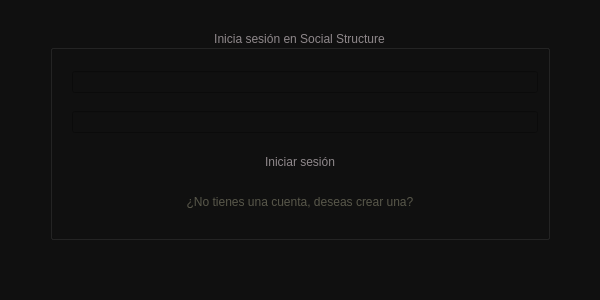
The window that Fase2/SocialStructure/login.ui (lurdesss/-EDD-Proyecto_202103763) describes before a commit, drawn with Qt 5.
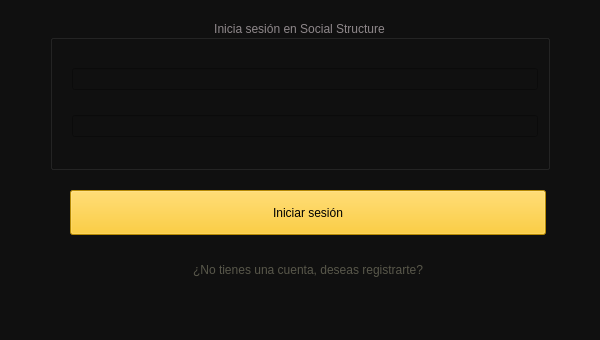
The same window after the commit. Icons and pictures are not drawn.

```diff
--- a/Fase2/SocialStructure/login.ui
+++ b/Fase2/SocialStructure/login.ui
@@ -7,7 +7,7 @@
     <x>0</x>
     <y>0</y>
     <width>600</width>
-    <height>300</height>
+    <height>340</height>
    </rect>
   </property>
   <property name="windowTitle">
@@ -21,9 +21,9 @@
     <property name="geometry">
      <rect>
       <x>50</x>
-      <y>30</y>
+      <y>20</y>
       <width>500</width>
-      <height>210</height>
+      <height>150</height>
      </rect>
     </property>
     <property name="styleSheet">
@@ -37,7 +37,7 @@
      <set>Qt::AlignmentFlag::AlignCenter</set>
     </property>
     <property name="flat">
-     <bool>false</bool>
+     <bool>true</bool>
     </property>
     <property name="checkable">
      <bool>false</bool>
@@ -78,6 +78,9 @@
          <property name="inputMask">
           <string notr="true" extracomment="user"/>
          </property>
+         <property name="alignment">
+          <set>Qt::AlignmentFlag::AlignBottom|Qt::AlignmentFlag::AlignHCenter</set>
+         </property>
         </widget>
        </item>
       </layout>
@@ -111,12 +114,24 @@
          <property name="cursorPosition">
           <number>0</number>
          </property>
+         <property name="alignment">
+          <set>Qt::AlignmentFlag::AlignCenter</set>
+         </property>
         </widget>
        </item>
       </layout>
      </item>
-     <item>
+    </layout>
+   </widget>
       <widget class="QPushButton" name="pushButton_login">
+    <property name="geometry">
+     <rect>
+      <x>70</x>
+      <y>190</y>
+      <width>476</width>
+      <height>45</height>
+     </rect>
+    </property>
        <property name="styleSheet">
         <string notr="true">background-color: rgb(255, 193, 7);
 border-color: rgb(143, 136, 139);</string>
@@ -128,20 +143,26 @@
         <bool>false</bool>
        </property>
        <property name="default">
-        <bool>true</bool>
+     <bool>false</bool>
        </property>
        <property name="flat">
-        <bool>true</bool>
-       </property>
-      </widget>
-     </item>
-     <item>
+     <bool>false</bool>
+    </property>
+   </widget>
       <widget class="QPushButton" name="pushButton_createacc">
+    <property name="geometry">
+     <rect>
+      <x>70</x>
+      <y>250</y>
+      <width>476</width>
+      <height>40</height>
+     </rect>
+    </property>
        <property name="styleSheet">
         <string notr="true">color: rgb(88, 87, 74);</string>
        </property>
        <property name="text">
-        <string>¿No tienes una cuenta, deseas crear una?</string>
+     <string>¿No tienes una cuenta, deseas registrarte?</string>
        </property>
        <property name="autoDefault">
         <bool>true</bool>
@@ -152,9 +173,6 @@
        <property name="flat">
         <bool>true</bool>
        </property>
-      </widget>
-     </item>
-    </layout>
    </widget>
   </widget>
   <widget class="QMenuBar" name="menubar">
```
Lines whose indentation alone changed are shown as unchanged.
